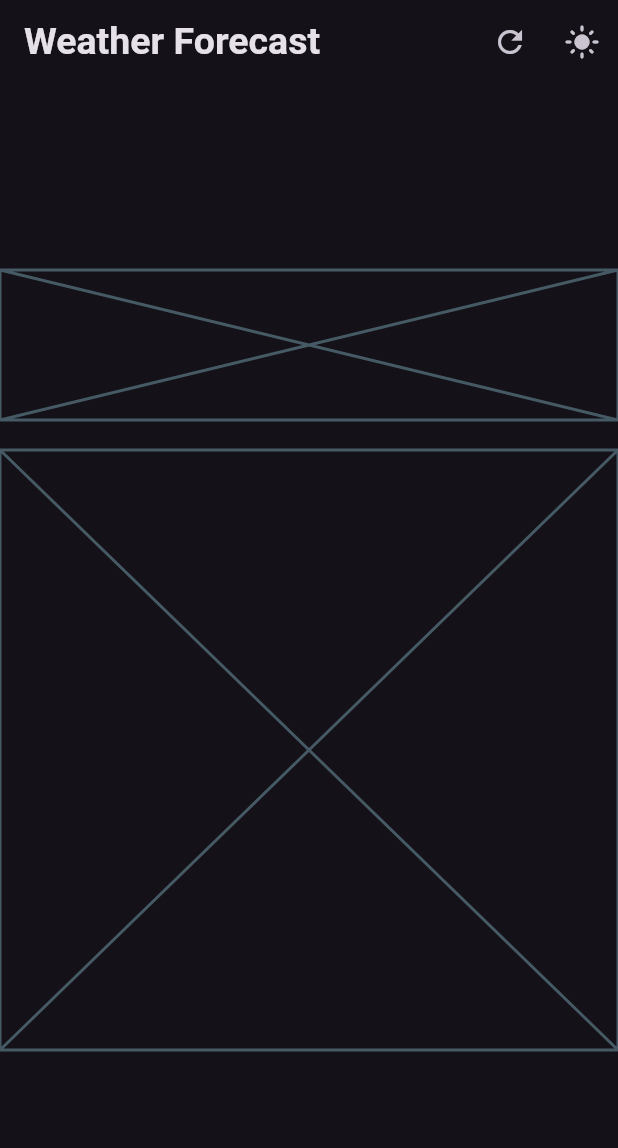
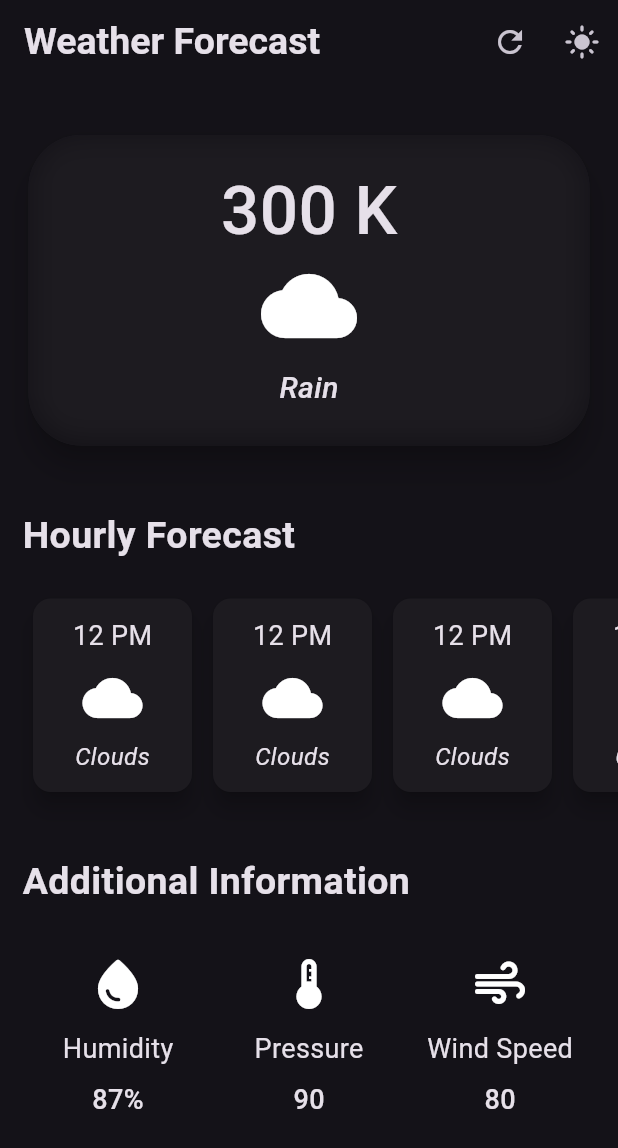
Before and after one commit to eshaan-vimal/WeatherApp-Flutter, a Flutter app: the screen it shows after launch, on a phone screen of 412 x 824 dp. Shown: the top 1148 px of the screen. Run offline on Flutter 3.47's test engine with Material 3 defaults, Android fonts, the phone set to English and light mode, and no system bars; Roboto replaces fonts that are missing (Arial).

Commit message:
frontend first draft

```diff
--- a/lib/components/hourly_forecast_card.dart
+++ b/lib/components/hourly_forecast_card.dart
@@ -0,0 +1,43 @@
+import "package:flutter/material.dart";
+
+
+class HourlyForecastCard extends StatelessWidget
+{
+    const HourlyForecastCard ({super.key});
+
+    @override
+    Widget build (BuildContext context)
+    {
+        return SizedBox(
+            width: 120,
+            child: Padding(
+                padding: const EdgeInsets.symmetric(horizontal: 3),
+                child: Card(
+                    elevation: 6,
+                    child: Column(
+                        children: [
+                            SizedBox(height: 12,),
+                            Text(
+                                "12 PM",
+                                style: TextStyle(
+                                    fontSize: 18,
+                                ),
+                            ),
+                            SizedBox(height: 8,),
+                            Icon(Icons.cloud, size: 40,),
+                            SizedBox(height: 8,),
+                            Text(
+                                "Clouds",
+                                style: TextStyle(
+                                    fontSize: 16,
+                                    fontStyle: FontStyle.italic,
+                                ),
+                            ),
+                            SizedBox(height: 12,),
+                        ],
+                    ),
+                ),
+            ),
+        );
+    }
+}
--- a/lib/components/more_info_card.dart
+++ b/lib/components/more_info_card.dart
@@ -0,0 +1,46 @@
+import "package:flutter/material.dart";
+
+
+class MoreInfoCard extends StatelessWidget
+{
+    final IconData icon;
+    final String label;
+    final String value;
+
+    const MoreInfoCard ({
+        super.key,
+        required this.icon,
+        required this.label,
+        required this.value,
+    });
+
+    @override
+    Widget build (BuildContext context)
+    {
+        return SizedBox(
+            width: 120,
+            child: Column(
+                children: [
+                    SizedBox(height: 12,),
+                    Icon(icon, size: 40,),
+                    SizedBox(height: 10,),
+                    Text(
+                        label,
+                        style: TextStyle(
+                            fontSize: 18,
+                        ),
+                    ),
+                    SizedBox(height: 8,),
+                    Text(
+                        value,
+                        style: TextStyle(
+                            fontSize: 18,
+                            fontWeight: FontWeight.w500,
+                        ),
+                    ),
+                    SizedBox(height: 12,),
+                ],
+            ),
+        );
+    }
+}
--- a/lib/screens/home_screen.dart
+++ b/lib/screens/home_screen.dart
@@ -1,4 +1,8 @@
 import "package:flutter/material.dart";
+import "dart:ui";
+
+import "../components/hourly_forecast_card.dart";
+import "../components/more_info_card.dart";
 
 
 class HomeScreen extends StatefulWidget
@@ -55,13 +59,116 @@ class _HomeScreenState extends State<HomeScreen>
                 ],
             ),
             body: Center(
-                child: Column(
-                    mainAxisAlignment: MainAxisAlignment.center,
-                    children: [
-                        Placeholder(fallbackWidth: 120, fallbackHeight: 100,),
-                        SizedBox(height: 20,),
-                        Placeholder()
-                    ],
+                child: Padding(
+                    padding: const EdgeInsets.symmetric(vertical: 30, horizontal: 15),
+                    child: Column(
+                        mainAxisAlignment: MainAxisAlignment.start,
+                        children: [
+                            SizedBox(
+                                width: double.infinity,
+                                child: Card(
+                                    elevation: 8,
+                                    shape: RoundedRectangleBorder(borderRadius: BorderRadius.all(Radius.circular(35))),
+                                    child: ClipRRect(
+                                        borderRadius: BorderRadius.all(Radius.circular(35)),
+                                        child: BackdropFilter(
+                                            filter: ImageFilter.blur(
+                                                sigmaX: 10,
+                                                sigmaY: 10,
+                                            ),
+                                            child: Padding(
+                                                padding: const EdgeInsets.all(18.0),
+                                                child: Column(
+                                                    children: [
+                                                        Text(
+                                                            "300 K",
+                                                            style: TextStyle(
+                                                                fontSize: 45,
+                                                                fontWeight: FontWeight.w500,
+                                                                fontFamily: "Arial",
+                                                            ),
+                                                        ),
+                                                        Icon(Icons.cloud, size: 64,),
+                                                        SizedBox(height: 8,),
+                                                        Text(
+                                                            "Rain",
+                                                            style: TextStyle(
+                                                                fontSize: 20,
+                                                                fontWeight: FontWeight.w500,
+                                                                fontStyle: FontStyle.italic,
+                                                            ),
+                                                        ),
+                                                        SizedBox(height: 6,),
+                                                    ],
+                                                ),
+                                            ),
+                                        ),
+                                    ),
+                                ),
+                            ),
+                            SizedBox(height: 38,),
+
+                            Align(
+                                alignment: Alignment.centerLeft,
+                                child: Text(
+                                    "Hourly Forecast",
+                                    style: TextStyle(
+                                        fontSize: 25,
+                                        fontWeight: FontWeight.bold,
+                                    ),
+                                ),
+                            ),
+                            SizedBox(height: 20,),
+
+                            SingleChildScrollView(
+                                scrollDirection: Axis.horizontal,
+                                clipBehavior: Clip.none,
+                                child: Row(
+                                    mainAxisAlignment: MainAxisAlignment.spaceAround,
+                                    children: [
+                                        HourlyForecastCard(),
+                                        HourlyForecastCard(),
+                                        HourlyForecastCard(),
+                                        HourlyForecastCard(),
+                                    ],
+                                ),
+                            ),
+                            SizedBox(height: 38,),
+
+                            Align(
+                                alignment: Alignment.centerLeft,
+                                child: Text(
+                                    "Additional Information",
+                                    style: TextStyle(
+                                        fontSize: 25,
+                                        fontWeight: FontWeight.bold,
+                                    ),
+                                ),
+                            ),
+                            SizedBox(height: 18,),
+
+                            Row(
+                                mainAxisAlignment: MainAxisAlignment.spaceAround,
+                                children: [
+                                    MoreInfoCard(
+                                        icon: Icons.water_drop_rounded,
+                                        label: "Humidity",
+                                        value: "87%",
+                                    ),
+                                    MoreInfoCard(
+                                        icon: Icons.device_thermostat_rounded,
+                                        label: "Pressure",
+                                        value: "90",
+                                    ),
+                                    MoreInfoCard(
+                                        icon: Icons.air_rounded,
+                                        label: "Wind Speed",
+                                        value: "80",
+                                    ),
+                                ],
+                            )
+                        ],
+                    ),
                 ),
             ),
         );
```
